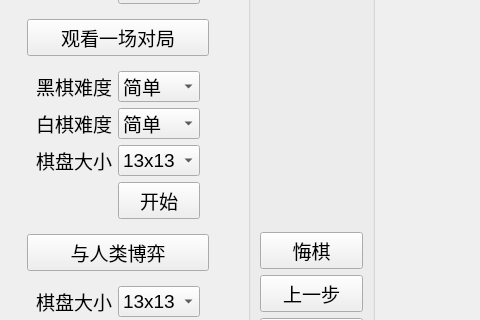
This is gobang/integrate_gui/ui_mainwindow.ui in Artistzq/Gobang as Qt 5 draws it before an edit; both pictures show x 0 to 480 and y 295 to 615 of the 1128 by 837 pixel window. The edited form follows.
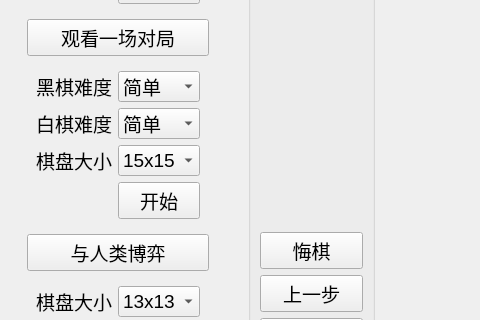
This is the edited form.

```diff
--- a/gobang/integrate_gui/ui_mainwindow.ui
+++ b/gobang/integrate_gui/ui_mainwindow.ui
@@ -181,9 +181,12 @@
              </item>
              <item row="2" column="1">
               <widget class="QComboBox" name="cb_watch_size">
+               <property name="currentText">
+                <string>15x15</string>
+               </property>
                <item>
                 <property name="text">
-                 <string>13x13</string>
+                 <string>15x15</string>
                 </property>
                </item>
               </widget>
```
